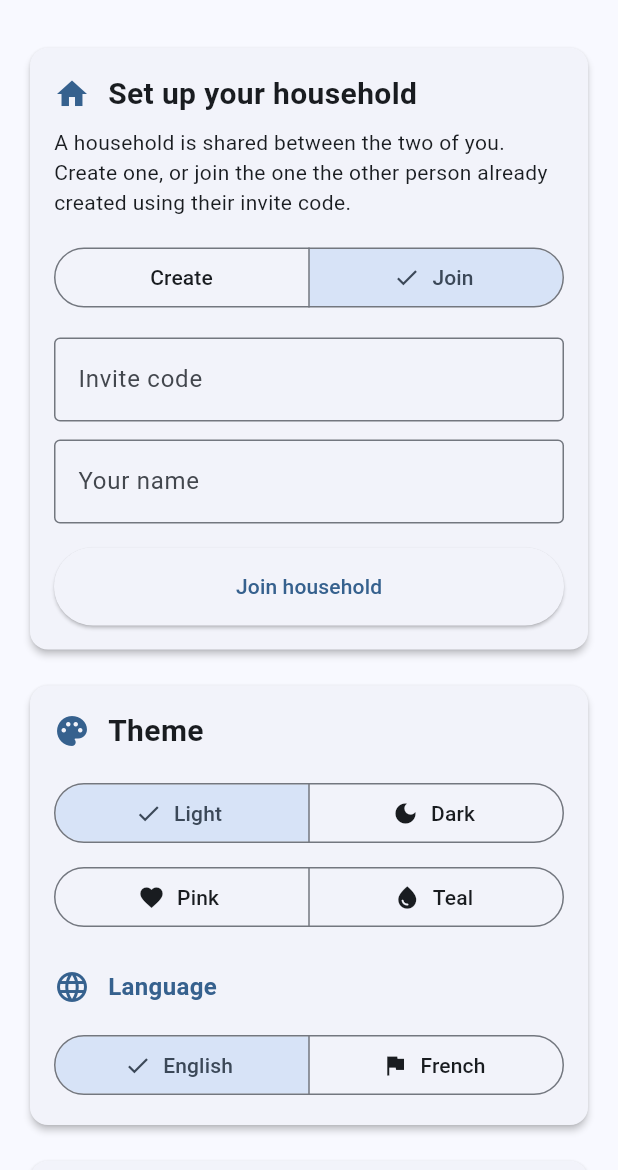
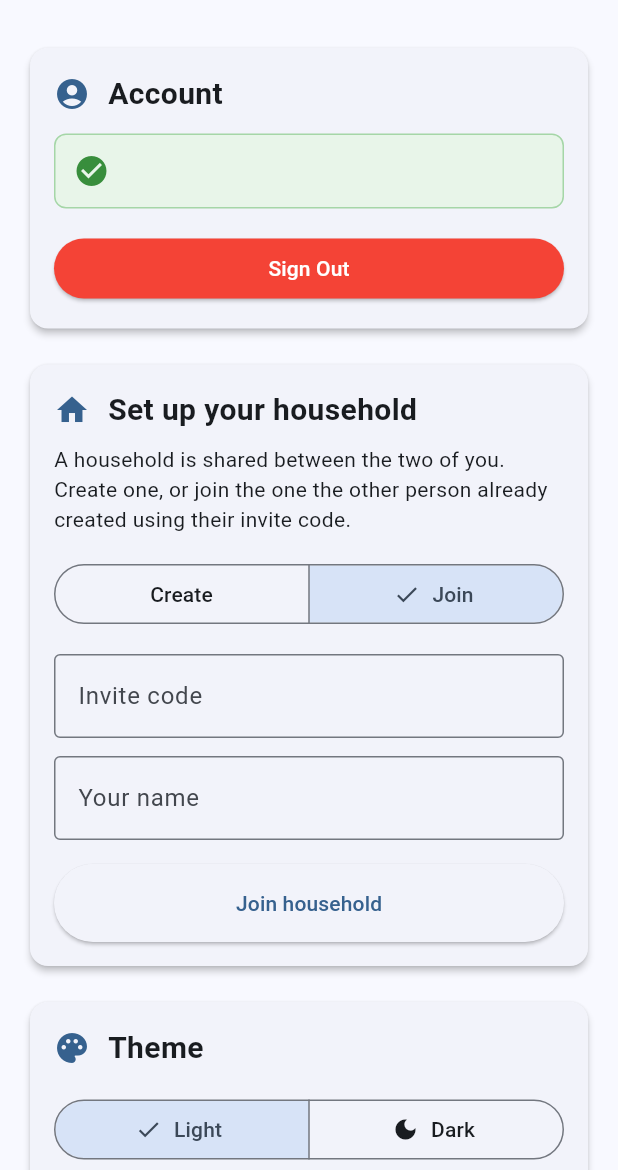
Before and after one commit to allapcallapc/SplitBalance, a Flutter app: the screen it shows once a user with an empty profile is signed in, after a tap on "Join", on a phone screen of 412 x 824 dp, the part 66-1236 px from its top. Run offline on Flutter 3.47's test engine with Material 3 defaults, Android fonts, the phone set to English and light mode, and no system bars; our stand-ins replace fl_chart, package_info_plus, shared_preferences, supabase_flutter; missing offline and left inert: dart:html, dart:ui_web; accounts and stored records are empty; network calls fail.

Commit message:
refactor: split household card into separate account and household sections
The config screen combined sign-in status/sign-out with household info
(names, invite code) in a single card. Split it into an Account card
(signed-in email, sign out) and a Household card (household members,
invite code, your name).

```diff
--- a/lib/screens/config_screen.dart
+++ b/lib/screens/config_screen.dart
@@ -454,6 +454,72 @@ class _ConfigScreenState extends State<ConfigScreen> {
     );
   }
 
+  Widget _buildAccountCard(ConfigProvider configProvider) {
+    return Card(
+      child: Padding(
+        padding: const EdgeInsets.all(16.0),
+        child: Column(
+          crossAxisAlignment: CrossAxisAlignment.stretch,
+          children: [
+            Row(
+              children: [
+                Icon(Icons.account_circle,
+                    color: Theme.of(context).colorScheme.primary, size: 24),
+                const SizedBox(width: 12),
+                const Text(
+                  'Account',
+                  style:
+                      TextStyle(fontSize: 20, fontWeight: FontWeight.bold),
+                ),
+              ],
+            ),
+            const SizedBox(height: 12),
+            Container(
+              padding: const EdgeInsets.all(12),
+              decoration: BoxDecoration(
+                color: Colors.green[50],
+                borderRadius: BorderRadius.circular(8),
+                border: Border.all(color: Colors.green[200]!),
+              ),
+              child: Row(
+                children: [
+                  Icon(Icons.check_circle, color: Colors.green[700], size: 24),
+                  const SizedBox(width: 12),
+                  Expanded(
+                    child: Text(
+                      configProvider.currentUser?.email ?? 'Signed in',
+                      style: TextStyle(
+                          fontSize: 14, color: Colors.green[900]),
+                      overflow: TextOverflow.ellipsis,
+                    ),
+                  ),
+                ],
+              ),
+            ),
+            const SizedBox(height: 16),
+            ElevatedButton(
+              onPressed: configProvider.isLoading
+                  ? null
+                  : () async {
+                      await configProvider.signOut();
+                    },
+              style: ElevatedButton.styleFrom(
+                backgroundColor: Colors.red,
+                foregroundColor: Colors.white,
+              ),
+              child: configProvider.isLoading
+                  ? const SizedBox(
+                      height: 20,
+                      width: 20,
+                      child: CircularProgressIndicator(strokeWidth: 2))
+                  : Text(AppLocalizations.of(context)!.signOutButton),
+            ),
+          ],
+        ),
+      ),
+    );
+  }
+
   Widget _buildHouseholdInfoCard(ConfigProvider configProvider) {
     final person1 = configProvider.config.person1Name;
     final person2 = configProvider.config.person2Name;
@@ -514,24 +580,12 @@ class _ConfigScreenState extends State<ConfigScreen> {
                   Icon(Icons.check_circle, color: Colors.green[700], size: 24),
                   const SizedBox(width: 12),
                   Expanded(
-                    child: Column(
-                      crossAxisAlignment: CrossAxisAlignment.start,
-                      children: [
-                        Text(
-                          configProvider.currentUser?.email ?? 'Signed in',
-                          style: TextStyle(
-                              fontSize: 14, color: Colors.green[900]),
-                          overflow: TextOverflow.ellipsis,
-                        ),
-                        const SizedBox(height: 2),
-                        Text(
+                    child: Text(
                       waitingForSecondPerson
                           ? '$person1 (waiting for the other person to join)'
                           : '$person1 & $person2',
                       style: TextStyle(
-                              fontSize: 12, color: Colors.green[700]),
-                        ),
-                      ],
+                          fontSize: 14, color: Colors.green[900]),
                     ),
                   ),
                 ],
@@ -597,24 +651,6 @@ class _ConfigScreenState extends State<ConfigScreen> {
                       await configProvider.updateMyPersonName(name);
                     },
               child: const Text('Update my name'),
-            ),
-            const SizedBox(height: 16),
-            ElevatedButton(
-              onPressed: configProvider.isLoading
-                  ? null
-                  : () async {
-                      await configProvider.signOut();
-                    },
-              style: ElevatedButton.styleFrom(
-                backgroundColor: Colors.red,
-                foregroundColor: Colors.white,
-              ),
-              child: configProvider.isLoading
-                  ? const SizedBox(
-                      height: 20,
-                      width: 20,
-                      child: CircularProgressIndicator(strokeWidth: 2))
-                  : Text(AppLocalizations.of(context)!.signOutButton),
             ),
           ],
         ),
@@ -694,10 +730,14 @@ class _ConfigScreenState extends State<ConfigScreen> {
               children: [
                 if (!configProvider.isSignedIn)
                   _buildAuthCard(configProvider)
-                else if (householdId == null)
+                else ...[
+                  _buildAccountCard(configProvider),
+                  const SizedBox(height: 16),
+                  if (householdId == null)
                     _buildHouseholdSetupCard(configProvider)
                   else
                     _buildHouseholdInfoCard(configProvider),
+                ],
 
                 const SizedBox(height: 16),
 
```
Lines whose indentation alone changed are shown as unchanged.
